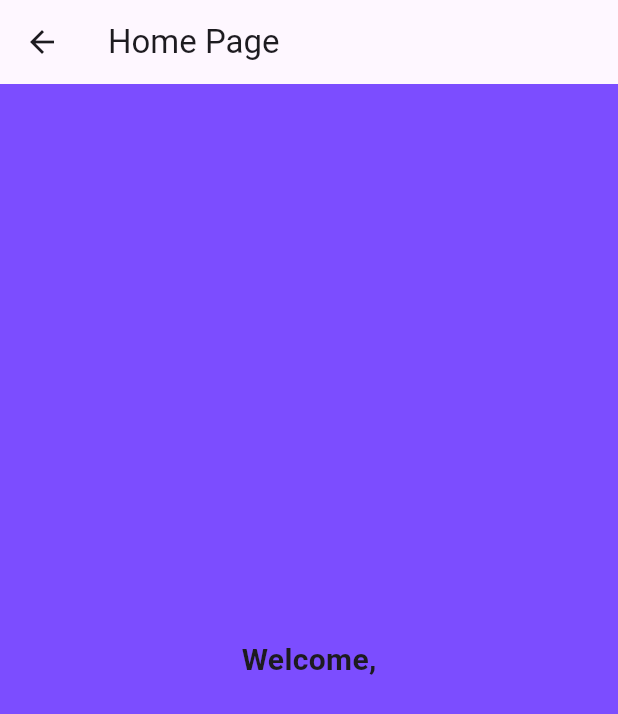
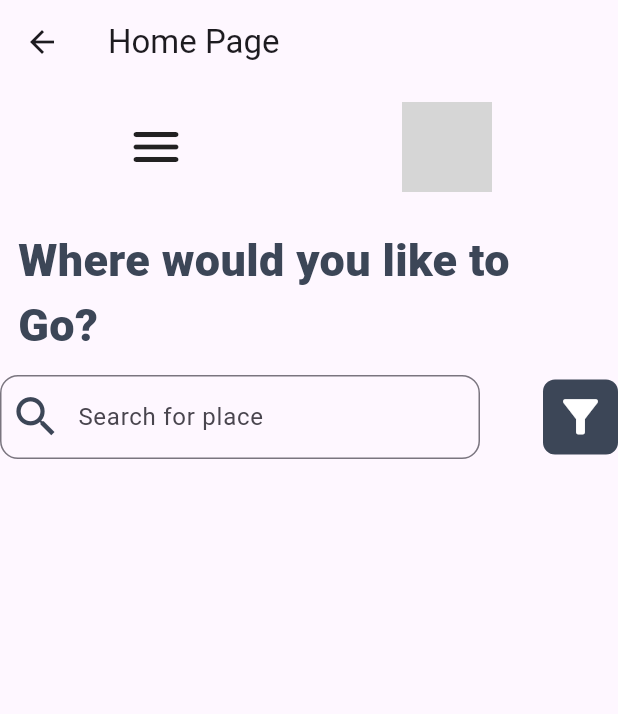
Before and after one commit to redu95/mobile_application_project, a Flutter app: the HomePage screen opened directly, on a phone screen of 412 x 824 dp. Shown: the top 714 px of the screen. Run offline on Flutter 3.47's test engine with Material 3 defaults, Android fonts, the phone set to English and light mode, and no system bars; our stand-ins replace cloud_firestore, firebase_auth, firebase_core, firebase_storage, google_sign_in, image_picker and 2 more; missing offline and left inert: firebase_app_check; accounts and stored records are empty; grey boxes are pictures that could not be loaded.

Commit message:
add  home page icons

```diff
--- a/lib/home_page.dart
+++ b/lib/home_page.dart
@@ -1,6 +1,3 @@
-//home_page.dart
-
-
 import 'package:firebase_auth/firebase_auth.dart';
 import 'package:flutter/material.dart';
 import 'package:mobile_application_project/setting_page.dart';
@@ -16,7 +13,6 @@ class Home extends StatefulWidget {
 
 
 class _HomeState extends State<Home> {
-  final User user = FirebaseAuth.instance.currentUser!;
 int _selectedIndex = 0;
 late List<Widget> _widgetOptions;
 
@@ -26,11 +22,7 @@ class _HomeState extends State<Home> {
 _widgetOptions = <Widget>[
 HomePage(),
 Text('Search Page'),
-      SettingPage(
-        userName: user.displayName ?? '',
-        email: user.email ?? 'Add your email',
-        photoUrl: user.photoURL,
-      ),
+SettingPage(),
 ];
 }
 
@@ -76,24 +68,74 @@ class HomePage extends StatelessWidget {
 final user = FirebaseAuth.instance.currentUser;
 @override
 Widget build(BuildContext context) {
-    return Scaffold(
+  return SafeArea(
+      child:Scaffold(
       appBar: AppBar(
       title: const Text('Home Page'),
   ),
+  body: Column(
+  children: [
+  Padding(
+  padding:const EdgeInsets.symmetric(horizontal:12.0, vertical: 12),
+  child:  Row(
+  mainAxisAlignment: MainAxisAlignment.spaceAround,
+  children: [
+  const Icon(Icons.menu_rounded, size: 40),
+  ClipRRect(
+  borderRadius: BorderRadius.circular(12),
+  child: Image(
+  height: 60,
+  width: 60,
+  fit: BoxFit.fill,
+  image: AssetImage('assets/images/icon_imgg/user_im.jpg'),
+  ),
+  )                   ],
+  ),
 
-      body: Center(
-        child: Column(
-          mainAxisAlignment: MainAxisAlignment.center,
-          children: [
-            Text(
-              'Welcome,' + user!.email!,
-              style: const TextStyle(fontSize: 20, fontWeight: FontWeight.bold)),
+  ),
+  const Padding(
+  padding: EdgeInsets.symmetric(horizontal: 12.0, vertical: 12),
+  child: Text("Where would you like to Go?", style:TextStyle(
+  fontWeight: FontWeight.w800,
+  fontSize: 30,
+  color: Color(0xff3c4657)
+  )
+  )
+  ),
 
-          ],
+  Row(
+  mainAxisAlignment: MainAxisAlignment.spaceBetween,
+  children:[
+  Container(
+  width:320,
+  child:TextField(
+  decoration: InputDecoration(
+  hintText: "Search for place",
+  prefixIcon: Icon(Icons.search,
+  size: 35,
+  color: Color(0xff3c4657)),
+  border: OutlineInputBorder(
+  borderSide: BorderSide(width: 2.4,color: Color(0xff3c4657)),
+  borderRadius: BorderRadius.circular(12))
   ),
+  )
   ),
-      backgroundColor: Colors.deepPurpleAccent,
+    Container (
+      decoration: BoxDecoration(
+        color: Color(0xff3c4657),
+        borderRadius: BorderRadius.circular(8),
+      ),
+      height: 50,
+      width: 50,
+      child: Icon(Icons.filter_alt,size:35,color: Colors.white,),
+    )
 
-    );
+  ]
+  )
+  ])
+      ),
+  )
+
+  ;
 }
 }
```
Lines whose indentation alone changed are shown as unchanged.
